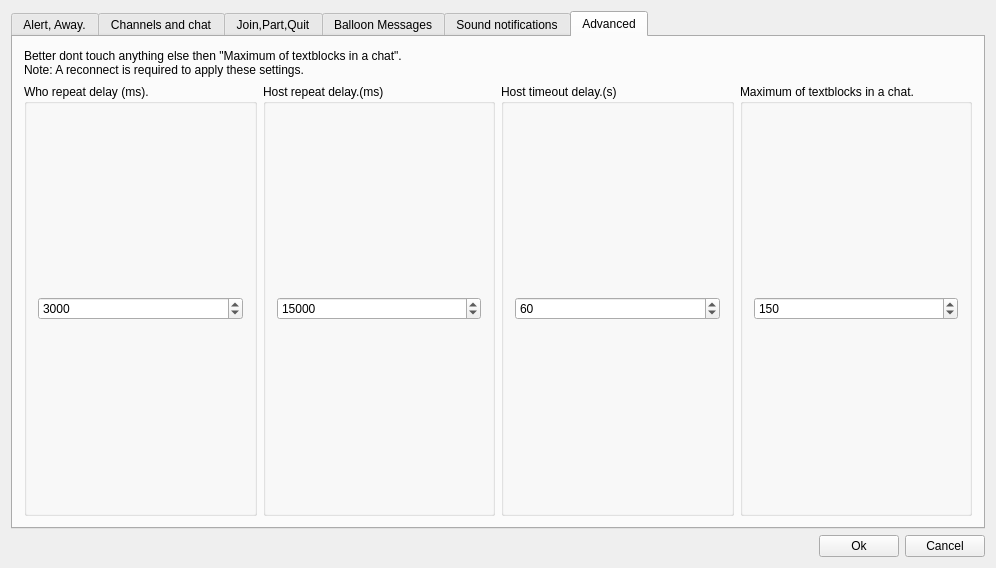
Before: the Qt Designer form trunk/src/wormnet/settingswindow.ui in svn2github/twsoldunsupported, drawn with Qt 5.
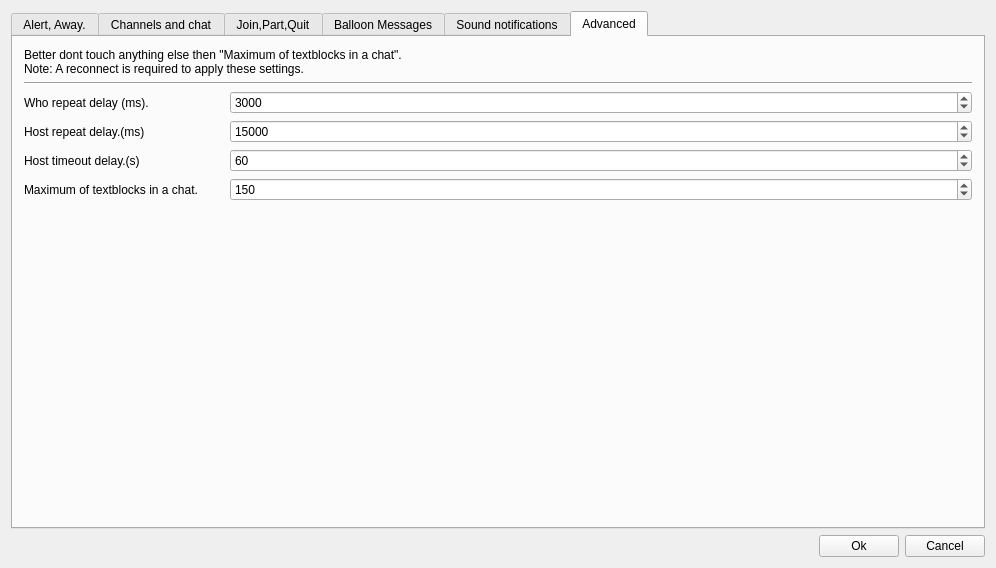
After: the same form once the commit is applied. The open tabs and pages were chosen to show the change.

The edit to the form file:
```diff
--- a/trunk/src/wormnet/settingswindow.ui
+++ b/trunk/src/wormnet/settingswindow.ui
@@ -1066,22 +1066,28 @@
           </widget>
          </item>
          <item>
-          <layout class="QVBoxLayout" name="verticalLayout_4">
+          <widget class="Line" name="line">
+           <property name="orientation">
+            <enum>Qt::Horizontal</enum>
+           </property>
+          </widget>
+         </item>
            <item>
-            <layout class="QHBoxLayout" name="horizontalLayout_5">
-             <item>
-              <widget class="QGroupBox" name="groupBox">
-               <property name="minimumSize">
+          <layout class="QGridLayout" name="gridLayout">
+           <item row="2" column="0">
+            <widget class="QLabel" name="label_2">
+             <property name="maximumSize">
                 <size>
-                 <width>141</width>
-                 <height>58</height>
-                </size>
-               </property>
-               <property name="title">
+               <width>200</width>
+               <height>16777215</height>
+              </size>
+             </property>
+             <property name="text">
                 <string>Who repeat delay (ms).</string>
                </property>
-               <layout class="QHBoxLayout" name="horizontalLayout">
-                <item>
+            </widget>
+           </item>
+           <item row="2" column="1">
                  <widget class="QSpinBox" name="sbwhorepead">
                   <property name="minimum">
                    <number>1000</number>
@@ -1094,22 +1100,14 @@
                   </property>
                  </widget>
                 </item>
-               </layout>
-              </widget>
-             </item>
-             <item>
-              <widget class="QGroupBox" name="groupBox_2">
-               <property name="minimumSize">
-                <size>
-                 <width>131</width>
-                 <height>58</height>
-                </size>
-               </property>
-               <property name="title">
+           <item row="3" column="0">
+            <widget class="QLabel" name="label_3">
+             <property name="text">
                 <string>Host repeat delay.(ms)</string>
                </property>
-               <layout class="QHBoxLayout" name="horizontalLayout_2">
-                <item>
+            </widget>
+           </item>
+           <item row="3" column="1">
                  <widget class="QSpinBox" name="sbhostrepead">
                   <property name="minimum">
                    <number>3000</number>
@@ -1122,22 +1120,14 @@
                   </property>
                  </widget>
                 </item>
-               </layout>
-              </widget>
-             </item>
-             <item>
-              <widget class="QGroupBox" name="groupBox_3">
-               <property name="minimumSize">
-                <size>
-                 <width>121</width>
-                 <height>58</height>
-                </size>
-               </property>
-               <property name="title">
+           <item row="4" column="0">
+            <widget class="QLabel" name="label_4">
+             <property name="text">
                 <string>Host timeout delay.(s)</string>
                </property>
-               <layout class="QHBoxLayout" name="horizontalLayout_3">
-                <item>
+            </widget>
+           </item>
+           <item row="4" column="1">
                  <widget class="QSpinBox" name="sbhosttimeout">
                   <property name="maximum">
                    <number>180</number>
@@ -1147,22 +1137,14 @@
                   </property>
                  </widget>
                 </item>
-               </layout>
-              </widget>
-             </item>
-             <item>
-              <widget class="QGroupBox" name="groupBox_4">
-               <property name="minimumSize">
-                <size>
-                 <width>171</width>
-                 <height>58</height>
-                </size>
-               </property>
-               <property name="title">
+           <item row="5" column="0">
+            <widget class="QLabel" name="label_5">
+             <property name="text">
                 <string>Maximum of textblocks in a chat.</string>
                </property>
-               <layout class="QHBoxLayout" name="horizontalLayout_4">
-                <item>
+            </widget>
+           </item>
+           <item row="5" column="1">
                  <widget class="QSpinBox" name="sbmaximumoftextblocks">
                   <property name="minimum">
                    <number>50</number>
@@ -1176,11 +1158,19 @@
                  </widget>
                 </item>
                </layout>
-              </widget>
-             </item>
-            </layout>
-           </item>
-          </layout>
+         </item>
+         <item>
+          <spacer name="verticalSpacer">
+           <property name="orientation">
+            <enum>Qt::Vertical</enum>
+           </property>
+           <property name="sizeHint" stdset="0">
+            <size>
+             <width>20</width>
+             <height>40</height>
+            </size>
+           </property>
+          </spacer>
          </item>
         </layout>
        </widget>
```
Left out of the diff: 2 changed lines with no effect on the pictures. Lines whose indentation alone changed are shown as unchanged.
